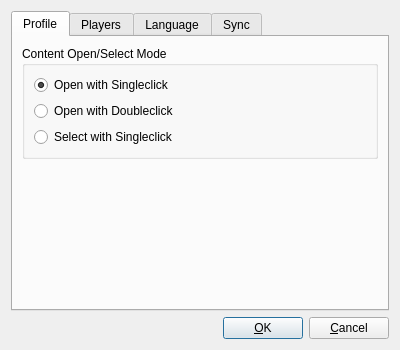
Above: OptionsDialog.ui from SyDevTeam/gta5view before the change. Below: the same form after it.
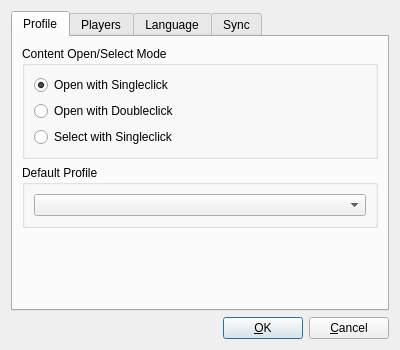
That is the form after the change.

Commit message: added default profile, added contentMode for selection/open

What changed in the file:
```diff
--- a/OptionsDialog.ui
+++ b/OptionsDialog.ui
@@ -60,6 +60,18 @@
          </layout>
         </widget>
        </item>
+       <item>
+        <widget class="QGroupBox" name="gbDefaultProfile">
+         <property name="title">
+          <string>Default Profile</string>
+         </property>
+         <layout class="QVBoxLayout" name="vlDefaultProfile">
+          <item>
+           <widget class="QComboBox" name="cbProfiles"/>
+          </item>
+         </layout>
+        </widget>
+       </item>
        <item>
         <spacer name="vsProfile">
          <property name="orientation">
```
The commit also changes 12 other files.
